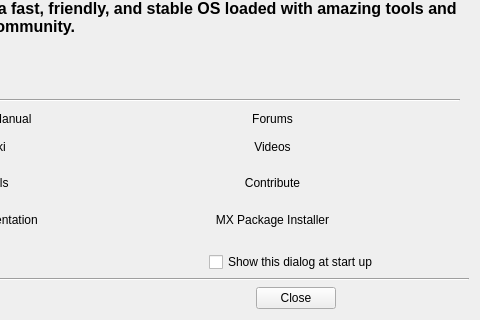
Above: mxwelcome.ui from MX-Linux/mx-welcome before the change; both pictures show x 196 to 676 and y 108 to 428 of the 676 by 428 pixel window. Below: the same form after it.
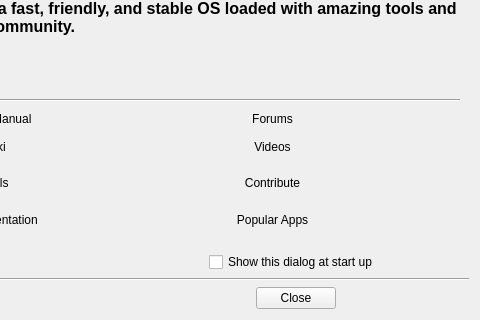
That is the form after the change. Icons and pictures are not drawn. Custom widgets are drawn as their Qt base class.

Patch:
```diff
--- a/mxwelcome.ui
+++ b/mxwelcome.ui
@@ -460,7 +460,7 @@
       <item row="9" column="4">
        <widget class="FlatButton" name="buttonPackageInstall">
         <property name="text">
-         <string>MX Package Installer</string>
+         <string>Popular Apps</string>
         </property>
         <property name="icon">
          <iconset>
```
Left out of the diff: 5 changed lines with no effect on the pictures.
